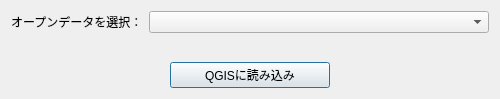
MIERUNE/GTFS-GO, file gtfs_viewer_dialog_base.ui: the form before one commit.
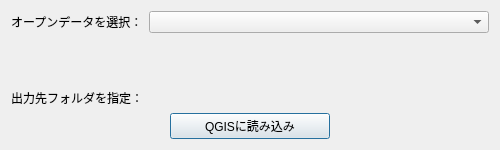
The form after the commit. Custom widgets are drawn as their Qt base class.

Commit message: geojson writing

The edit to the form file:
```diff
--- a/gtfs_viewer_dialog_base.ui
+++ b/gtfs_viewer_dialog_base.ui
@@ -7,13 +7,13 @@
     <x>0</x>
     <y>0</y>
     <width>500</width>
-    <height>99</height>
+    <height>150</height>
    </rect>
   </property>
   <property name="minimumSize">
    <size>
     <width>500</width>
-    <height>0</height>
+    <height>150</height>
    </size>
   </property>
   <property name="windowTitle">
@@ -39,16 +39,33 @@
        </property>
       </widget>
      </item>
-     <item row="1" column="1">
-      <widget class="QgsFileWidget" name="mQgsFileWidget">
-       <property name="enabled">
-        <bool>false</bool>
+     <item row="3" column="0">
+      <widget class="QLabel" name="label">
+       <property name="text">
+        <string>出力先フォルダを指定：</string>
        </property>
-       <property name="options">
-        <set>QFileDialog::ReadOnly</set>
+      </widget>
+     </item>
+     <item row="3" column="1">
+      <widget class="QgsFileWidget" name="outputDirFileWidget">
+       <property name="storageMode">
+        <enum>QgsFileWidget::GetDirectory</enum>
        </property>
       </widget>
      </item>
+     <item row="2" column="1">
+      <spacer name="verticalSpacer">
+       <property name="orientation">
+        <enum>Qt::Vertical</enum>
+       </property>
+       <property name="sizeHint" stdset="0">
+        <size>
+         <width>20</width>
+         <height>40</height>
+        </size>
+       </property>
+      </spacer>
+     </item>
     </layout>
    </item>
    <item>
```
Left out of the diff: 10 changed lines with no effect on the pictures. The commit also changes 2 other files.
